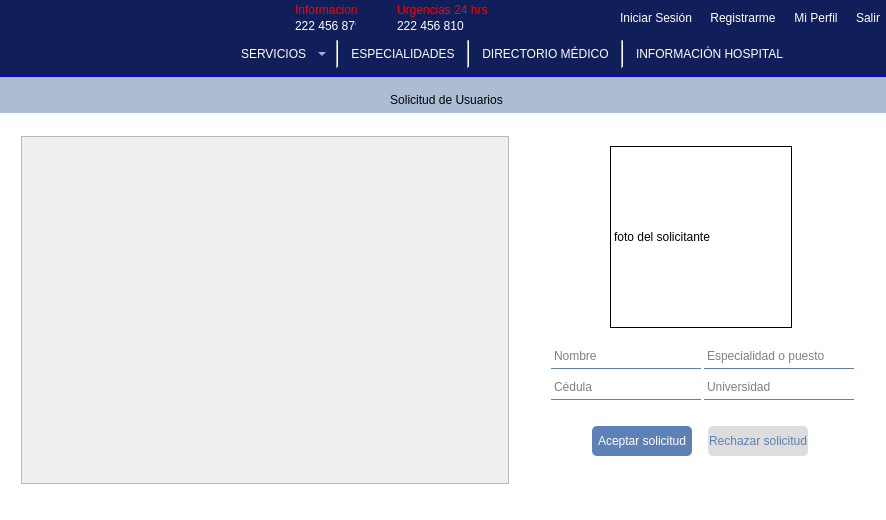
Old version of the form mainwindow.ui in the repository Laloses/Hospital.
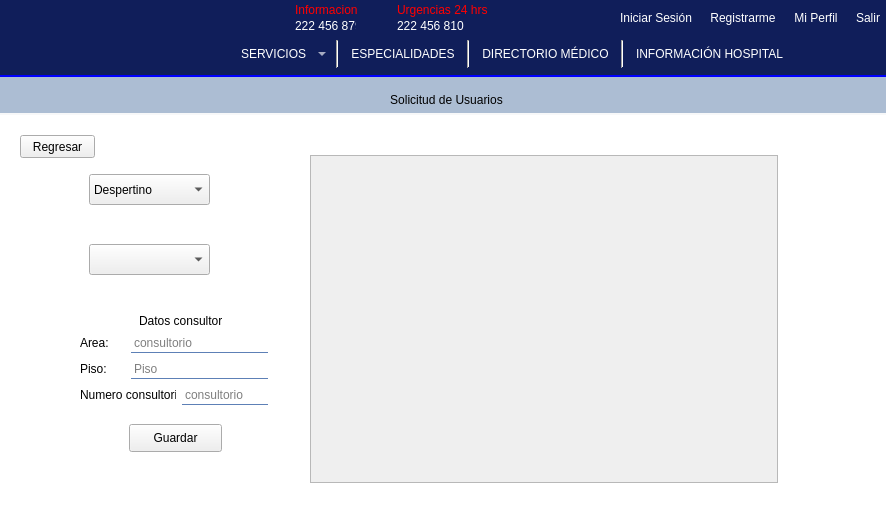
New version of the form. The open tabs and pages were chosen to show the change. Icons and pictures are not drawn.

Commit message: funcion de asignar consultorio

```diff
--- a/mainwindow.ui
+++ b/mainwindow.ui
@@ -2561,6 +2561,194 @@
           </layout>
          </widget>
         </widget>
+        <widget class="QWidget" name="page_4">
+         <widget class="QLabel" name="label">
+          <property name="geometry">
+           <rect>
+            <x>129</x>
+            <y>189</y>
+            <width>83</width>
+            <height>13</height>
+           </rect>
+          </property>
+          <property name="text">
+           <string>Datos consultorio</string>
+          </property>
+         </widget>
+         <widget class="QComboBox" name="comboBox_turno">
+          <property name="geometry">
+           <rect>
+            <x>79</x>
+            <y>49</y>
+            <width>121</width>
+            <height>31</height>
+           </rect>
+          </property>
+          <item>
+           <property name="text">
+            <string>Despertino</string>
+           </property>
+          </item>
+          <item>
+           <property name="text">
+            <string>Matutino</string>
+           </property>
+          </item>
+          <item>
+           <property name="text">
+            <string>Nocturno</string>
+           </property>
+          </item>
+         </widget>
+         <widget class="QLabel" name="label_piso">
+          <property name="geometry">
+           <rect>
+            <x>70</x>
+            <y>234</y>
+            <width>45</width>
+            <height>20</height>
+           </rect>
+          </property>
+          <property name="text">
+           <string>Piso:</string>
+          </property>
+         </widget>
+         <widget class="QLineEdit" name="lineEdit_area">
+          <property name="geometry">
+           <rect>
+            <x>121</x>
+            <y>208</y>
+            <width>137</width>
+            <height>20</height>
+           </rect>
+          </property>
+          <property name="placeholderText">
+           <string>consultorio</string>
+          </property>
+         </widget>
+         <widget class="QWidget" name="widget_2" native="true">
+          <property name="geometry">
+           <rect>
+            <x>289</x>
+            <y>19</y>
+            <width>490</width>
+            <height>350</height>
+           </rect>
+          </property>
+          <layout class="QGridLayout" name="gridLayout_13">
+           <item row="0" column="0">
+            <widget class="QScrollArea" name="scrollArea_2">
+             <property name="widgetResizable">
+              <bool>true</bool>
+             </property>
+             <widget class="QWidget" name="scrollAreaWidgetContents_2">
+              <property name="geometry">
+               <rect>
+                <x>0</x>
+                <y>0</y>
+                <width>470</width>
+                <height>330</height>
+               </rect>
+              </property>
+              <layout class="QGridLayout" name="gridLayout_15">
+               <item row="0" column="0">
+                <layout class="QGridLayout" name="lista2"/>
+               </item>
+              </layout>
+             </widget>
+            </widget>
+           </item>
+          </layout>
+         </widget>
+         <widget class="QComboBox" name="comboBox_area">
+          <property name="geometry">
+           <rect>
+            <x>79</x>
+            <y>119</y>
+            <width>121</width>
+            <height>31</height>
+           </rect>
+          </property>
+         </widget>
+         <widget class="QPushButton" name="pushButton_guardar">
+          <property name="geometry">
+           <rect>
+            <x>119</x>
+            <y>299</y>
+            <width>93</width>
+            <height>28</height>
+           </rect>
+          </property>
+          <property name="text">
+           <string>Guardar</string>
+          </property>
+         </widget>
+         <widget class="QLabel" name="label_area">
+          <property name="geometry">
+           <rect>
+            <x>70</x>
+            <y>208</y>
+            <width>45</width>
+            <height>20</height>
+           </rect>
+          </property>
+          <property name="text">
+           <string>Area:</string>
+          </property>
+         </widget>
+         <widget class="QLineEdit" name="lineEdit_numconsultorio">
+          <property name="geometry">
+           <rect>
+            <x>172</x>
+            <y>260</y>
+            <width>86</width>
+            <height>20</height>
+           </rect>
+          </property>
+          <property name="placeholderText">
+           <string>consultorio</string>
+          </property>
+         </widget>
+         <widget class="QLineEdit" name="lineEdit_piso">
+          <property name="geometry">
+           <rect>
+            <x>121</x>
+            <y>234</y>
+            <width>137</width>
+            <height>20</height>
+           </rect>
+          </property>
+          <property name="placeholderText">
+           <string>Piso</string>
+          </property>
+         </widget>
+         <widget class="QLabel" name="label_consultorio">
+          <property name="geometry">
+           <rect>
+            <x>70</x>
+            <y>260</y>
+            <width>96</width>
+            <height>20</height>
+           </rect>
+          </property>
+          <property name="text">
+           <string>Numero consultorio:</string>
+          </property>
+         </widget>
+         <widget class="QPushButton" name="pushButton_regresarSolicitudes">
+          <property name="geometry">
+           <rect>
+            <x>10</x>
+            <y>10</y>
+            <width>75</width>
+            <height>23</height>
+           </rect>
+          </property>
+          <property name="text">
+           <string>Regresar</string>
+          </property>
+         </widget>
+        </widget>
        </widget>
       </widget>
      </widget>
```
The commit also changes 4 other files.
